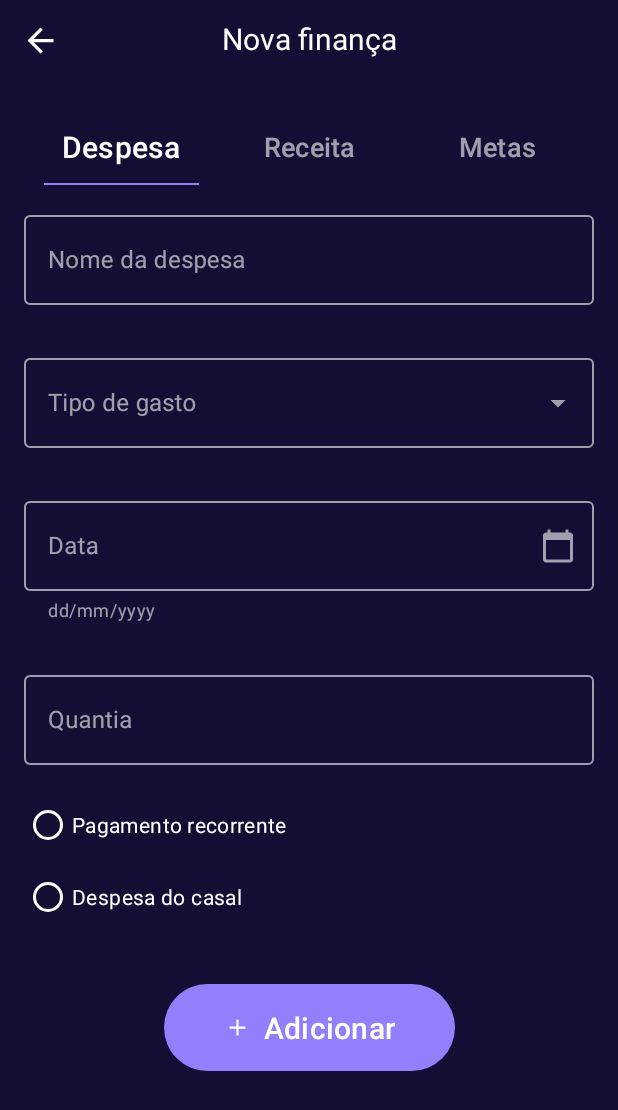
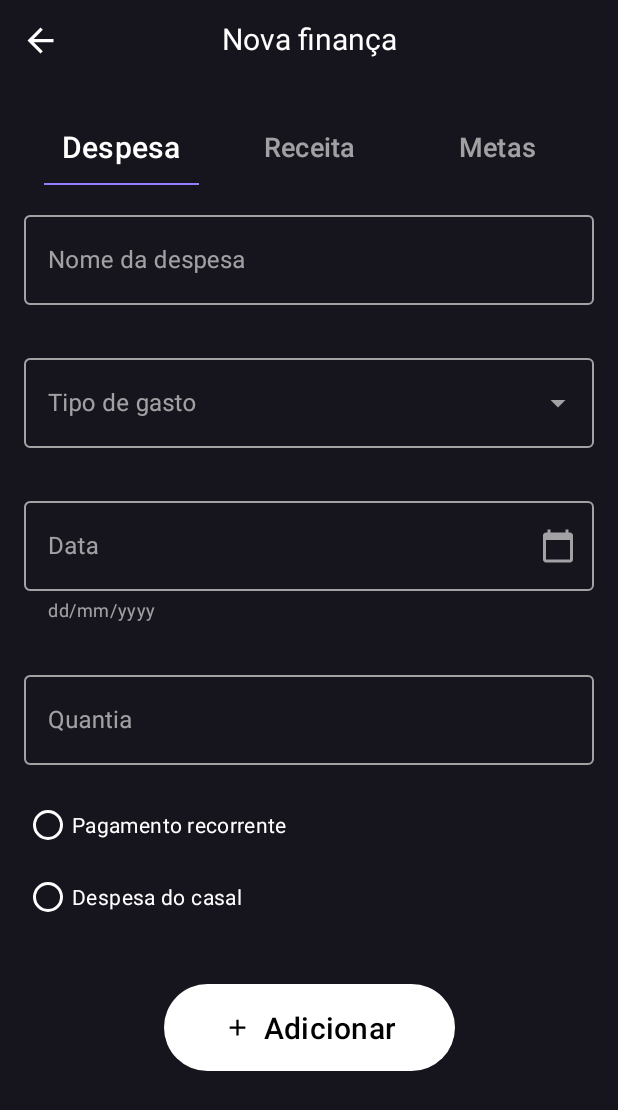
Before and after one commit to OdisBy/Organized-Family-Wallet, an Android app: the ExpenseFormFragment screen opened through its navigation route, on a phone screen of 412 x 824 dp. Shown: the top 1110 px of the screen. Run offline under Robolectric (Android 15) with nearby library versions, the light colour scheme and no system bars; our stand-ins replace Dagger/Hilt's generated code, Firebase (no records; nobody signed in at launch, a user with empty details on screens opened directly), navigation-ui; 1 statement that could not run was skipped.

Commit message:
Ui changes

```diff
--- a/core/ui/src/main/res/drawable/bg_gradient.xml
+++ b/core/ui/src/main/res/drawable/bg_gradient.xml
@@ -3,7 +3,7 @@
     <gradient
     android:type="linear"
     android:angle="90"
-    android:startColor="#190C06"
+    android:startColor="#252333"
     android:centerColor="#1E1C26"
     android:endColor="#16141C" />
 </shape>
--- a/core/ui/src/main/res/values/colors.xml
+++ b/core/ui/src/main/res/values/colors.xml
@@ -1,7 +1,7 @@
 <?xml version="1.0" encoding="utf-8"?>
 <resources>
     <color name="colorPrimary">#16141C</color>
-    <color name="colorSecondary">#312853</color>
+    <color name="colorSecondary">#1E1C26</color>
     <color name="primary_color">#140E34</color>
     <color name="secondary_color">#917FFB</color>
     <color name="accent_color">#FCF0BE</color>
--- a/core/ui/src/main/res/values/themes.xml
+++ b/core/ui/src/main/res/values/themes.xml
@@ -1,7 +1,7 @@
 <?xml version="1.0" encoding="utf-8"?>
 <resources>
     <style name="Theme.Organized" parent="Theme.Material3.DayNight">
-        <item name="colorAccent">@color/secondary_color</item>
+        <item name="colorAccent">@color/colorSecondary</item>
         <item name="bottomSheetDialogTheme">@style/Widget.Organized.BottomSheet</item>
         <!--Remove default actionbar-->
 
@@ -91,7 +91,8 @@
     </style>
 
     <style name="Theme.Organized.Button.Icon" parent="Widget.Material3.Button.Icon">
-        <item name="backgroundTint">@color/secondary_color</item>
+        <item name="backgroundTint">@color/white</item>
+        <item name="android:textColor">@color/black</item>
     </style>
 
     <style name="Theme.Organized.TextButton" parent="Widget.Material3.Button.TextButton">
@@ -101,8 +102,9 @@
 
 
     <style name="Theme.Organized.DialogTheme" parent="ThemeOverlay.MaterialComponents.MaterialCalendar">
+        <item name="colorPrimary">@color/colorPrimary</item>
         <item name="android:textColorPrimary">@color/black</item>
-        <item name="colorAccent">@color/secondary_color</item>
+        <item name="colorAccent">@color/proton_light_gray</item>
     </style>
 
     <style name="Theme.Organized.RadioButton" parent="Widget.Material3.CompoundButton.RadioButton">
--- a/features/form/src/main/res/layout/fragment_expense_form.xml
+++ b/features/form/src/main/res/layout/fragment_expense_form.xml
@@ -3,7 +3,7 @@
     xmlns:app="http://schemas.android.com/apk/res-auto"
     android:layout_width="match_parent"
     android:layout_height="match_parent"
-    android:background="@color/primary_color"
+    android:background="@color/colorPrimary"
     style="@style/Theme.Organized">
 
     <androidx.constraintlayout.widget.ConstraintLayout
@@ -213,7 +213,7 @@
             app:layout_constraintTop_toBottomOf="@id/recurrentCheck"
             app:layout_constraintStart_toStartOf="parent"/>
 
-        <Button
+        <com.google.android.material.button.MaterialButton
             android:id="@+id/addNewExpenseButton"
             style="@style/Theme.Organized.Button.Icon"
             android:layout_width="wrap_content"
@@ -226,6 +226,7 @@
             android:text="@string/addFinance"
             android:textSize="20sp"
             app:icon="@drawable/ic_add"
+            app:iconTint="@color/black"
             app:layout_constraintEnd_toEndOf="parent"
             app:layout_constraintStart_toStartOf="parent"
             app:layout_constraintTop_toBottomOf="@id/coupleFinanceCheck" />
--- a/features/form/src/main/res/layout/fragment_income_form.xml
+++ b/features/form/src/main/res/layout/fragment_income_form.xml
@@ -3,7 +3,7 @@
     xmlns:app="http://schemas.android.com/apk/res-auto"
     android:layout_width="match_parent"
     android:layout_height="match_parent"
-    android:background="@color/primary_color">
+    android:background="@color/colorPrimary">
 
     <androidx.constraintlayout.widget.ConstraintLayout
         android:layout_width="match_parent"
@@ -208,7 +208,7 @@
             android:text="Ganho do casal"
             app:layout_constraintTop_toBottomOf="@id/recurrentCheck" />
 
-        <Button
+        <com.google.android.material.button.MaterialButton
             android:id="@+id/addNewIncomeButton"
             style="@style/Theme.Organized.Button.Icon"
             android:layout_width="wrap_content"
@@ -221,6 +221,7 @@
             android:text="@string/addFinance"
             android:textSize="20sp"
             app:icon="@drawable/ic_add"
+            app:iconTint="@color/black"
             app:layout_constraintEnd_toEndOf="parent"
             app:layout_constraintStart_toStartOf="parent"
             app:layout_constraintTop_toBottomOf="@id/coupleFinanceCheck" />
```
